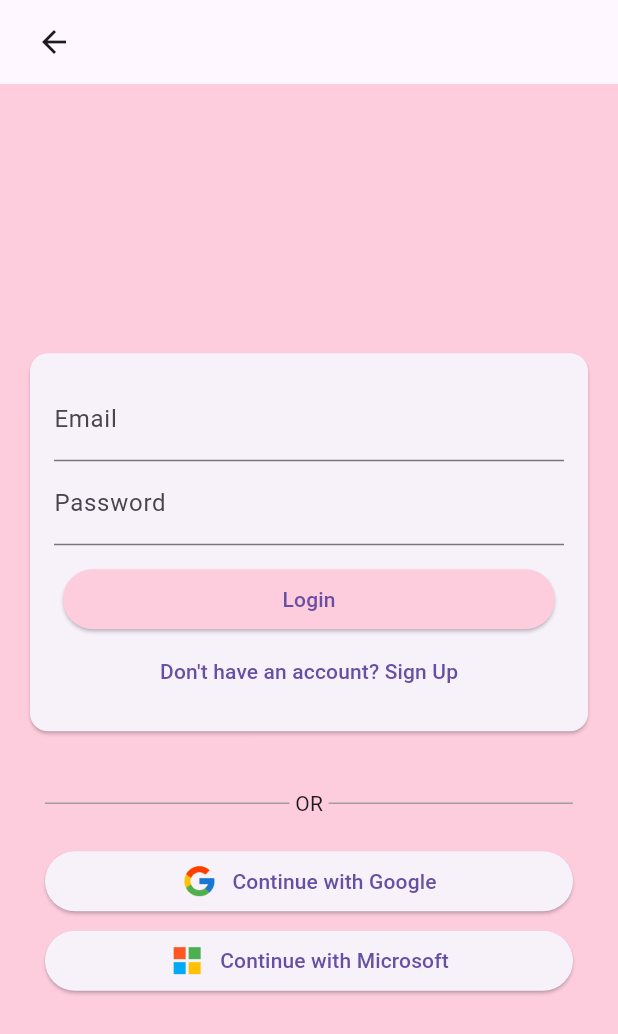
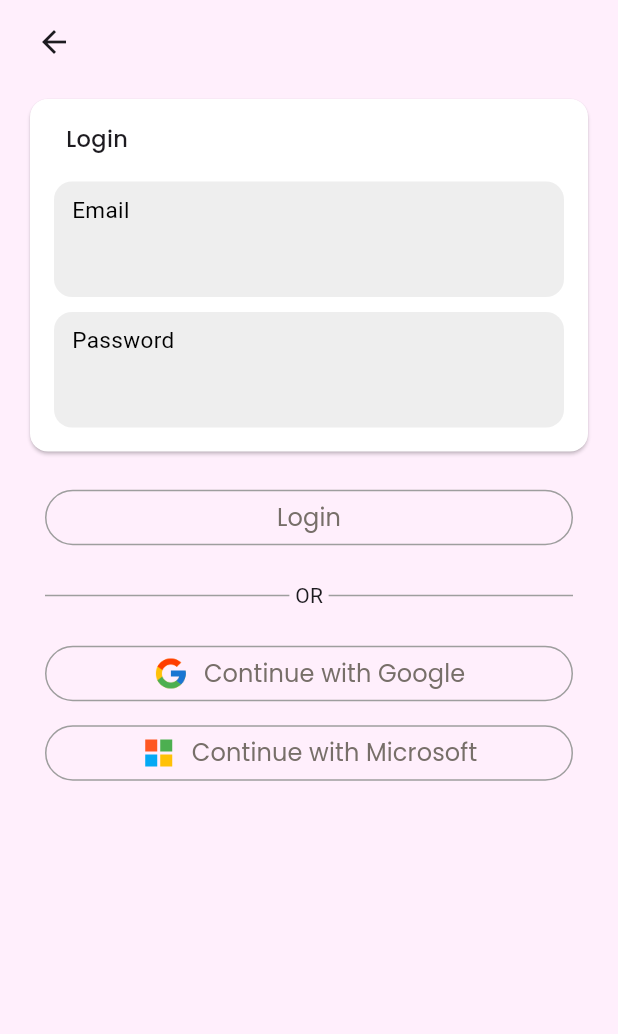
Before and after one commit to jiapanWei/voice_assistant, a Flutter app: the AuthScreen screen opened directly with empty values, on a phone screen of 412 x 824 dp. Shown: the top 1034 px of the screen. Run offline on Flutter 3.47's test engine with Material 3 defaults, Android fonts, the phone set to English and light mode, and no system bars; our stand-ins replace cloud_firestore, firebase_auth, firebase_core, google_fonts, google_sign_in, image_gallery_saver and 3 more; missing offline and left inert: flutter_downloader, text_to_speech; accounts and stored records are empty; project files that could hold a hidden picture were left out.

Commit message:
Edits: LoginScreen matches figma

```diff
--- a/lib/screens/authentication.dart
+++ b/lib/screens/authentication.dart
@@ -1,28 +1,32 @@
 import 'package:flutter/material.dart';
 import 'package:firebase_auth/firebase_auth.dart';
 import 'package:google_fonts/google_fonts.dart';
+import 'package:cloud_firestore/cloud_firestore.dart';
+
 import 'package:voice_assistant/screens/main_screen.dart';
 import 'package:voice_assistant/screens/login.dart';
-import 'package:cloud_firestore/cloud_firestore.dart';
 import 'package:voice_assistant/services/auth_service.dart';
 
-final FirebaseAuth _firebaseAuth = FirebaseAuth.instance;
+final _firebaseAuth = FirebaseAuth.instance;
 
 class AuthScreen extends StatefulWidget {
   final bool isNewUser;
 
-  const AuthScreen({super.key, required this.isNewUser});
+  const AuthScreen({Key? key, required this.isNewUser}) : super(key: key);
 
   @override
-  State<AuthScreen> createState() {
-    return _AuthScreenState();
-  }
+  _AuthScreenState createState() => _AuthScreenState();
 }
 
 class _AuthScreenState extends State<AuthScreen> {
-  final GlobalKey<FormState> _formKey = GlobalKey<FormState>();
+  final _formKey = GlobalKey<FormState>();
+  final _usernameController = TextEditingController();
+  final _emailController = TextEditingController();
+  final _passwordController = TextEditingController();
 
   late bool _isLogin;
+  var _isAuthenticating = false;
+
   String _inputUsername = '';
   String _inputEmail = '';
   String _inputPassword = '';
@@ -33,35 +37,96 @@ class _AuthScreenState extends State<AuthScreen> {
     _isLogin = !widget.isNewUser;
   }
 
-  Future<void> _submit() async {
-    if (!_formKey.currentState!.validate()) {
+  ButtonStyle transparentButtonStyle() {
+    return OutlinedButton.styleFrom(
+      side: const BorderSide(color: Colors.grey),
+      minimumSize: const Size(300, 37),
+    );
+  }
+
+  TextStyle buttonPoppinsFontStyle() {
+    return GoogleFonts.poppins(
+      fontSize: 16.0,
+      fontWeight: FontWeight.w400,
+      color: const Color.fromRGBO(119, 111, 105, 1.0),
+    );
+  }
+
+  Widget buildInputField(String label, TextEditingController controller,
+      String? Function(String?) validator,
+      {bool isObscure = false}) {
+    final focusNode = FocusNode();
+
+    return Container(
+      decoration: BoxDecoration(
+        color: Colors.grey[200],
+        borderRadius: BorderRadius.circular(12), // Add border radius
+      ),
+      child: Column(
+        crossAxisAlignment: CrossAxisAlignment.start,
+        children: <Widget>[
+          Padding(
+            padding: const EdgeInsets.only(top: 8.0, left: 12.0),
+            child: Text(
+              label,
+              style: const TextStyle(
+                  fontSize: 15,
+                  fontWeight: FontWeight.w400,
+                  color: Colors.black),
+            ),
+          ),
+          TextFormField(
+            focusNode: focusNode,
+            controller: controller,
+            obscureText: isObscure,
+            decoration: const InputDecoration(
+              border: InputBorder.none,
+              contentPadding: EdgeInsets.only(left: 12.0),
+            ),
+            validator: validator,
+            onChanged: (value) {
+              if (label == 'Username') {
+                _inputUsername = value!;
+              } else if (label == 'Email') {
+                _inputEmail = value!;
+              } else if (label == 'Password') {
+                _inputPassword = value!;
+              }
+            },
+          ),
+        ],
+      ),
+    );
+  }
+
+  void _submit() async {
+    final isValid = _formKey.currentState!.validate();
+
+    if (!isValid) {
+      // show error message ...
       return;
     }
 
     _formKey.currentState!.save();
 
-    UserCredential userCredentials;
-
     try {
+      setState(() {
+        _isAuthenticating = true;
+      });
       if (_isLogin) {
-        userCredentials = await _firebaseAuth.signInWithEmailAndPassword(
+        final userCredentials = await _firebaseAuth.signInWithEmailAndPassword(
             email: _inputEmail, password: _inputPassword);
       } else {
-        userCredentials = await _firebaseAuth.createUserWithEmailAndPassword(
+        final userCredentials =
+            await _firebaseAuth.createUserWithEmailAndPassword(
                 email: _inputEmail, password: _inputPassword);
 
-        // Cloud Firestore
-        // final FirebaseFirestore _firestore = FirebaseFirestore.instance;
-        // await _firestore
-        //     .collection('Users')
-        //     .doc(userCredentials.user!.email)
-        //     .set(
-        //   {
-        //     'username': _inputUsername,
-        //     'email': _inputEmail,
-        //   },
-        // );
-      }
+        // await FirebaseFirestore.instance
+        //     .collection('users')
+        //     .doc(userCredentials.user!.uid)
+        //     .set({
+        //   'username': _inputUsername,
+        // });
 
         if (userCredentials.user != null) {
           Navigator.of(context).pushReplacement(
@@ -71,6 +136,7 @@ class _AuthScreenState extends State<AuthScreen> {
               ),
             ),
           );
+        }
       }
     } on FirebaseAuthException catch (error) {
       if (error.code == 'email-already-in-use') {
@@ -82,6 +148,9 @@ class _AuthScreenState extends State<AuthScreen> {
           content: Text(error.message ?? 'Authentication failed.'),
         ),
       );
+      setState(() {
+        _isAuthenticating = false;
+      });
     }
   }
 
@@ -89,6 +158,7 @@ class _AuthScreenState extends State<AuthScreen> {
   Widget build(BuildContext context) {
     return Scaffold(
       appBar: AppBar(
+        backgroundColor: const Color.fromRGBO(255, 239, 252, 1.0),
         leading: Padding(
           padding: const EdgeInsets.only(left: 16.0),
           child: IconButton(
@@ -102,14 +172,16 @@ class _AuthScreenState extends State<AuthScreen> {
           ),
         ),
       ),
-      backgroundColor: const Color.fromARGB(255, 254, 205, 221),
-      body: Center(
-        child: SingleChildScrollView(
+      backgroundColor: const Color.fromRGBO(255, 239, 252, 1.0),
+      body: SingleChildScrollView(
         child: Column(
           mainAxisAlignment: MainAxisAlignment.center,
           children: [
+            const SizedBox(height: 10),
             Card(
-                margin: const EdgeInsets.all(20),
+              color: Colors.white,
+              margin: const EdgeInsets.only(
+                  top: 0, bottom: 20, left: 20, right: 20),
               child: SingleChildScrollView(
                 child: Padding(
                   padding: const EdgeInsets.all(16),
@@ -118,27 +190,41 @@ class _AuthScreenState extends State<AuthScreen> {
                     child: Column(
                       mainAxisSize: MainAxisSize.min,
                       children: [
-                          if (!_isLogin) // Add this line
-                            TextFormField(
-                              decoration:
-                                  const InputDecoration(labelText: 'Username'),
-                              validator: (value) {
+                        Padding(
+                          padding:
+                              const EdgeInsets.only(left: 8.0, bottom: 8.0),
+                          child: Align(
+                            alignment: Alignment.centerLeft,
+                            // Login/Register Text Lable
+                            child: Text(
+                              _isLogin ? 'Login' : 'Register',
+                              style: GoogleFonts.poppins(
+                                fontSize: 15.0,
+                                fontWeight: FontWeight.w500,
+                              ),
+                            ),
+                          ),
+                        ),
+
+                        // Username
+                        if (!_isLogin)
+                          buildInputField(
+                            'Username',
+                            _usernameController,
+                            (value) {
                               if (value == null || value.trim().isEmpty) {
-                                  return 'Please enter a username.';
+                                return 'Please enter a valid username.';
                               }
                               return null;
                             },
-                              onSaved: (value) {
-                                _inputUsername = value!;
-                              },
                           ),
-                          TextFormField(
-                            decoration:
-                                const InputDecoration(labelText: 'Email'),
-                            keyboardType: TextInputType.emailAddress,
-                            autocorrect: false,
-                            textCapitalization: TextCapitalization.none,
-                            validator: (value) {
+                        const SizedBox(height: 10),
+
+                        // Email
+                        buildInputField(
+                          'Email',
+                          _emailController,
+                          (value) {
                             if (value == null ||
                                 value.trim().isEmpty ||
                                 !value.contains('@')) {
@@ -146,54 +232,22 @@ class _AuthScreenState extends State<AuthScreen> {
                             }
                             return null;
                           },
-                            onSaved: (value) {
-                              _inputEmail = value!;
-                            },
                         ),
-                          TextFormField(
-                            decoration:
-                                const InputDecoration(labelText: 'Password'),
-                            obscureText: true,
-                            validator: (value) {
+                        const SizedBox(height: 10),
+
+                        // Password
+                        buildInputField(
+                          'Password',
+                          _passwordController,
+                          (value) {
                             if (value == null ||
-                                  value.trim().isEmpty ||
+                                value.isEmpty ||
                                 value.trim().length < 6) {
                               return 'Password must be at least 6 characters long.';
                             }
                             return null;
                           },
-                            onSaved: (value) {
-                              _inputPassword = value!;
-                            },
-                          ),
-                          const SizedBox(height: 12),
-                          Row(
-                            children: [
-                              Expanded(
-                                child: Container(
-                                  margin: const EdgeInsets.symmetric(
-                                      horizontal: 6.0),
-                                  child: ElevatedButton(
-                                    onPressed: _submit,
-                                    style: ElevatedButton.styleFrom(
-                                      backgroundColor: const Color.fromARGB(
-                                          255, 254, 205, 221),
-                                    ),
-                                    child: Text(_isLogin ? 'Login' : 'Signup'),
-                                  ),
-                                ),
-                              ),
-                            ],
-                          ),
-                          TextButton(
-                            onPressed: () {
-                              setState(() {
-                                _isLogin = !_isLogin;
-                              });
-                            },
-                            child: Text(_isLogin
-                                ? "Don't have an account? Sign Up"
-                                : 'Already have an account? Login'),
+                          isObscure: true,
                         ),
                       ],
                     ),
@@ -201,6 +255,34 @@ class _AuthScreenState extends State<AuthScreen> {
                 ),
               ),
             ),
+
+            // Login/Register button
+            Container(
+              margin: const EdgeInsets.symmetric(horizontal: 30.0),
+              child: OutlinedButton(
+                style: transparentButtonStyle(),
+                onPressed: () {
+                  Navigator.push(
+                    context,
+                    MaterialPageRoute(
+                      builder: (context) => HomeScreen(
+                        inputUsername: _inputUsername,
+                      ),
+                    ),
+                  );
+                },
+                child: Row(
+                  mainAxisAlignment: MainAxisAlignment.center,
+                  children: [
+                    Text(
+                      _isLogin ? 'Login' : 'Register',
+                      style: buttonPoppinsFontStyle(),
+                    ),
+                  ],
+                ),
+              ),
+            ),
+
             Container(
               margin:
                   const EdgeInsets.symmetric(horizontal: 30.0, vertical: 18),
@@ -220,32 +302,41 @@ class _AuthScreenState extends State<AuthScreen> {
                 ],
               ),
             ),
+
             Container(
               margin: const EdgeInsets.only(left: 30.0, right: 30.0),
-                child: ElevatedButton(
+              child: OutlinedButton(
+                style: transparentButtonStyle(),
                 onPressed: () => AuthService().signInWithGoogle(),
                 child: Row(
                   mainAxisAlignment: MainAxisAlignment.center,
                   children: [
                     Image.asset('images/google.png', height: 24, width: 24),
                     const SizedBox(width: 10),
-                      const Text('Continue with Google'),
+                    Text(
+                      'Continue with Google',
+                      style: buttonPoppinsFontStyle(),
+                    ),
                   ],
                 ),
               ),
             ),
             const SizedBox(height: 5),
+
             Container(
               margin: const EdgeInsets.only(left: 30.0, right: 30.0),
-                child: ElevatedButton(
+              child: OutlinedButton(
+                style: transparentButtonStyle(),
                 onPressed: () => AuthService().signInWithMicrosoft(),
                 child: Row(
                   mainAxisAlignment: MainAxisAlignment.center,
                   children: [
-                      Image.asset('images/microsoft.png',
-                          height: 24, width: 24),
+                    Image.asset('images/microsoft.png', height: 24, width: 24),
                     const SizedBox(width: 10),
-                      const Text('Continue with Microsoft'),
+                    Text(
+                      'Continue with Microsoft',
+                      style: buttonPoppinsFontStyle(),
+                    ),
                   ],
                 ),
               ),
@@ -253,7 +344,6 @@ class _AuthScreenState extends State<AuthScreen> {
           ],
         ),
       ),
-      ),
     );
   }
 }
```
Lines whose indentation alone changed are shown as unchanged.
